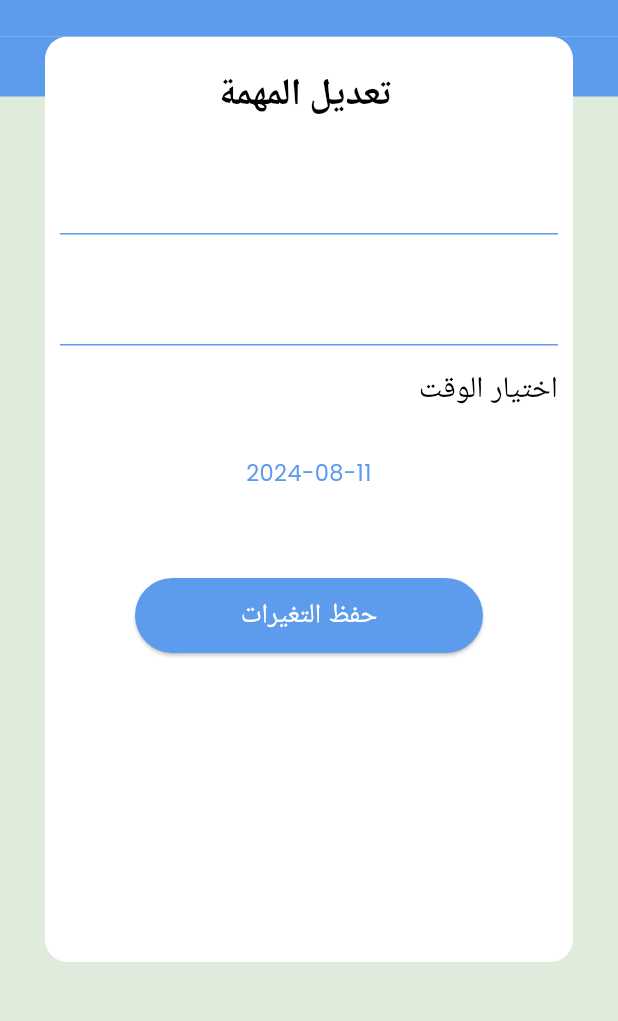
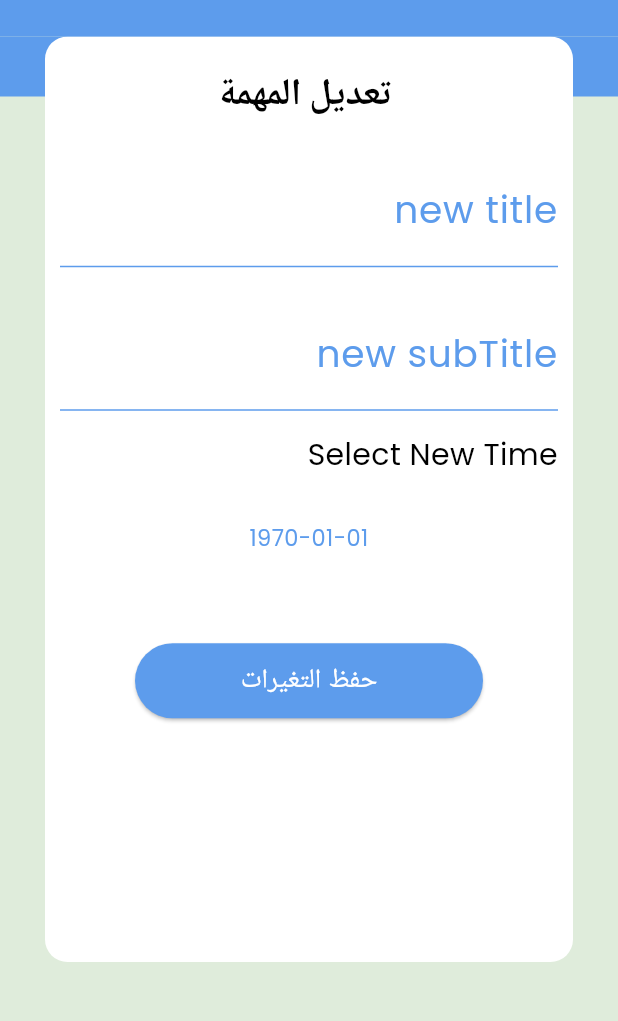
Before and after one commit to alaa-raslan77/ToDo-App, a Flutter app: the EditTab screen opened directly with empty values, on a phone screen of 412 x 824 dp, the part 109-1130 px from its top. Run offline on Flutter 3.47's test engine with Material 3 defaults, Android fonts, the phone set to English and light mode, and no system bars; our stand-ins replace calendar_timeline, cloud_firestore, easy_localization, firebase_core, flutter_slidable, google_fonts and 1 more; accounts and stored records are empty.

Commit message:
edit done

```diff
--- a/assets/translations/en.json
+++ b/assets/translations/en.json
@@ -5,7 +5,7 @@
   "task describtion": "Task Describtion",
   "title": "Title",
   "describtion": "Describtion",
-  "select time": "Selection Time",
+  "select time": "Select Time",
   "save changes": "Save Changes",
   "language": "Language",
   "arabic": "Arabic",
--- a/lib/tabs/edit_tab.dart
+++ b/lib/tabs/edit_tab.dart
@@ -19,15 +19,18 @@ class EditTab extends StatefulWidget {
 }
 
 class _EditTabState extends State<EditTab> {
-  DateTime selectedDate = DateTime.now();
   var titleController =TextEditingController();
   var subTitleController =TextEditingController();
 
+
+
   @override
   Widget build(BuildContext context) {
+    var pro =Provider.of<MyProvider>(context);
     var model =ModalRoute.of(context)?.settings.arguments as TaskModel;
 
-    var pro =Provider.of<MyProvider>(context);
+    // titleController = TextEditingController( text: model.title);
+    // subTitleController = TextEditingController( text: model.subTitle);
 
     return Stack(
       children: [
@@ -77,24 +80,33 @@ class _EditTabState extends State<EditTab> {
                         SizedBox(height: 20,),
                         TextFormField(
 
-                          controller: titleController,
+                          initialValue: model.title,
+                         onChanged: (newText){
+                            model.title=newText;
+                         },
+                         //controller: titleController,
                           decoration: InputDecoration(
-                            //label: Text(model.title),
-                            hintText: model.title
+                           label: Text("new title"),
+
+
 
                         ),),
                         SizedBox(height: 20,),
                         TextFormField(
-                          controller: subTitleController,
+                         initialValue: model.subTitle,
+                          onChanged: (newText){
+                            model.subTitle=newText;
+                          },
+                         // controller: subTitleController,
                           decoration: InputDecoration(
-                            //label: Text(model.subTitle),
-                            hintText: model.subTitle
+                            label: Text("new subTitle"),
+
 
 
                         ),),
                         SizedBox(height: 15,),
 
-                        Text("select time".tr(),
+                        Text("Select New Time",
                           style: Theme.of(context).textTheme.bodyMedium,
                           textAlign:context.locale==Locale('en')?
                           TextAlign.left
@@ -103,20 +115,23 @@ class _EditTabState extends State<EditTab> {
                         SizedBox(height: 30,),
                         InkWell(
                           onTap: () {
-                            selectDateFun();
+                            selectDateFun(model);
                           },
-                          child: Text(selectedDate.toString().substring(0,10),textAlign: TextAlign.center,
+                          child: Text(
+                          DateTime.fromMicrosecondsSinceEpoch(model.date).toString().substring(0,10)
+                              ,textAlign: TextAlign.center,
                               style:  TextStyle(fontSize: 15,color: AppColors.primary )),
                         ),
                         SizedBox(height: 60,),
                         Container(
                           margin: EdgeInsets.symmetric(horizontal: 50),
                           child: ElevatedButton(onPressed: () {
-                            model.title= titleController.text;
-                            model.subTitle= subTitleController.text;
-                            model.date= DateUtils.dateOnly(selectedDate).microsecondsSinceEpoch;
+                            DateTime dateTime = DateTime.fromMicrosecondsSinceEpoch(model.date);
+                               model.title=model.title;
+                               model.subTitle=model.subTitle;
+                               model.date= DateUtils.dateOnly(dateTime).microsecondsSinceEpoch;
+
                             FirebaseFunctions.updateTask(model);
-
                             Navigator.pop(context);
 
                           },
@@ -140,8 +155,8 @@ class _EditTabState extends State<EditTab> {
     );
   }
 
-  selectDateFun()async{
-    DateTime? chosenDate = await showDatePicker(
+  selectDateFun(TaskModel taskmodel)async{
+    DateTime? chodenDate = await showDatePicker(
         context: context,
         builder: (context, child) => Theme(
           data: Theme.of(context).copyWith(colorScheme: ColorScheme.light(
@@ -149,11 +164,11 @@ class _EditTabState extends State<EditTab> {
           )),
           child:child! ,
         ),
-        initialDate: selectedDate,
+        initialDate: DateTime.fromMicrosecondsSinceEpoch(taskmodel.date),
         firstDate: DateTime.now(),
         lastDate: DateTime.now().add(Duration(days: 365)));
-    if(chosenDate!=null){
-      selectedDate=chosenDate;
+    if(chodenDate!=null){
+      taskmodel.date=chodenDate.microsecondsSinceEpoch;
       setState(() {});
 
     }
```
Also changed, not shown: lib/task_item.dart (+4 -3 lines).
